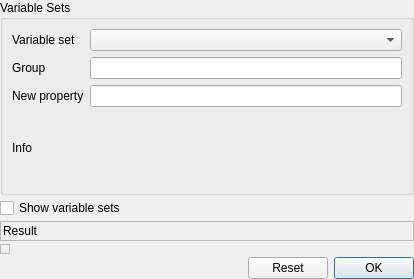
Qt form src/Gui/Dialogs/DlgExpressionInput.ui (B0cho/FreeCAD) before a commit.
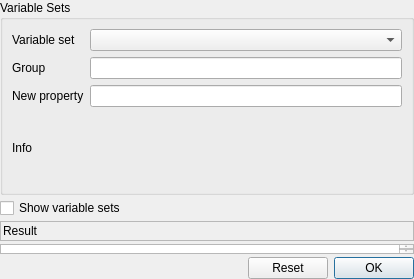
The same form after that commit. Custom widgets are drawn as their Qt base class.

Commit message: Core: Remove redundant spacers from Expression editor

What changed in the file:
```diff
--- a/src/Gui/Dialogs/DlgExpressionInput.ui
+++ b/src/Gui/Dialogs/DlgExpressionInput.ui
@@ -253,19 +253,6 @@
        </property>
       </widget>
      </item>
-     <item>
-      <spacer name="horizontalSpacer_3">
-       <property name="orientation">
-        <enum>Qt::Horizontal</enum>
-       </property>
-       <property name="sizeHint" stdset="0">
-        <size>
-         <width>0</width>
-         <height>2</height>
-        </size>
-       </property>
-      </spacer>
-     </item>
     </layout>
    </item>
    <item>
@@ -298,22 +285,6 @@
      </item>
     </layout>
    </item>
-   <item>
-    <spacer name="verticalSpacer">
-     <property name="orientation">
-      <enum>Qt::Vertical</enum>
-     </property>
-     <property name="sizeType">
-      <enum>QSizePolicy::Policy::Fixed</enum>
-     </property>
-     <property name="sizeHint" stdset="0">
-      <size>
-       <width>20</width>
-       <height>0</height>
-      </size>
-     </property>
-    </spacer>
-   </item>
   </layout>
  </widget>
  <customwidgets>
```
The commit also changes 1 other file.
